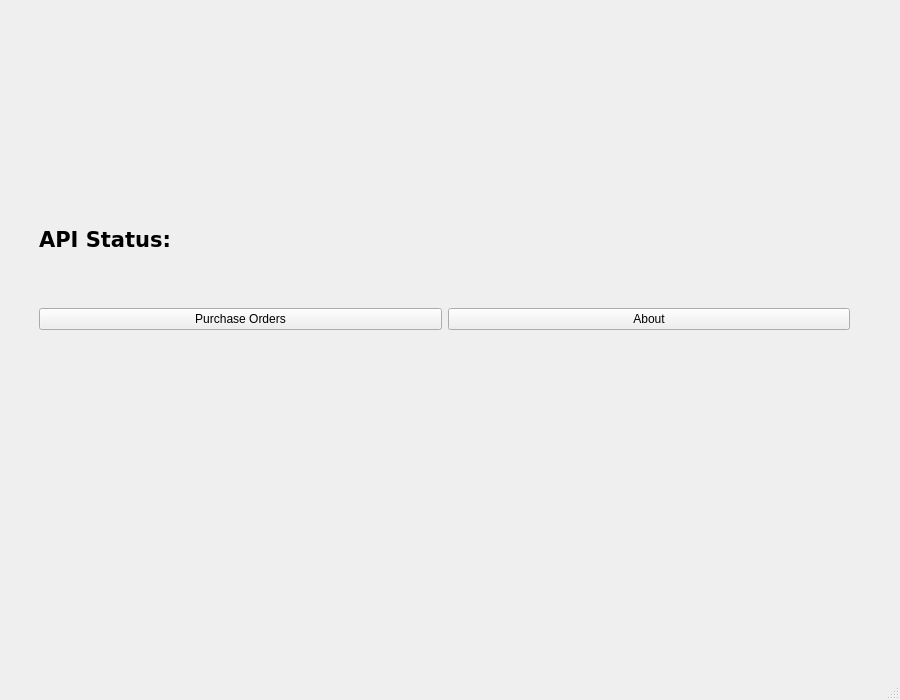
This is src/view/ui/window_main.ui in mjovanc/trademax-api-client as Qt 5 draws it before an edit. The edited form follows.
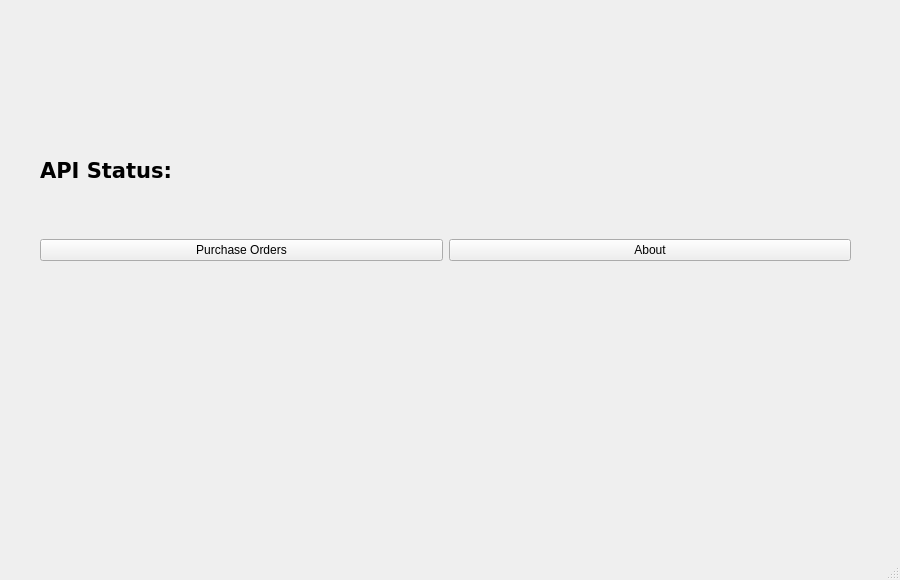
This is the edited form. Icons and pictures are not drawn.

Commit message: Changing window sizes

Patch:
```diff
--- a/src/view/ui/window_main.ui
+++ b/src/view/ui/window_main.ui
@@ -7,7 +7,7 @@
     <x>0</x>
     <y>0</y>
     <width>900</width>
-    <height>700</height>
+    <height>580</height>
    </rect>
   </property>
   <property name="windowTitle">
@@ -17,10 +17,10 @@
    <widget class="QStackedWidget" name="stackedwidget">
     <property name="geometry">
      <rect>
-      <x>19</x>
-      <y>179</y>
+      <x>20</x>
+      <y>110</y>
       <width>851</width>
-      <height>451</height>
+      <height>421</height>
      </rect>
     </property>
     <widget class="QWidget" name="start">
@@ -91,8 +91,8 @@
      <rect>
       <x>40</x>
       <y>20</y>
-      <width>811</width>
-      <height>141</height>
+      <width>541</width>
+      <height>91</height>
      </rect>
     </property>
     <layout class="QVBoxLayout" name="verticalLayout">
```
The commit also changes 2 other files.
